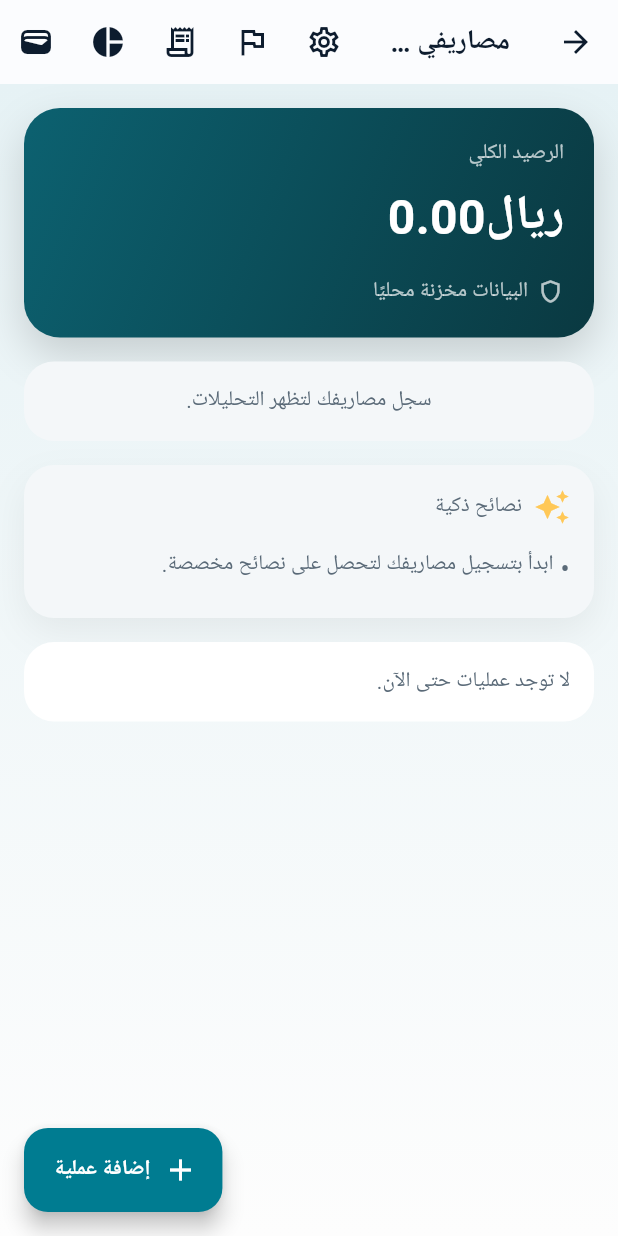
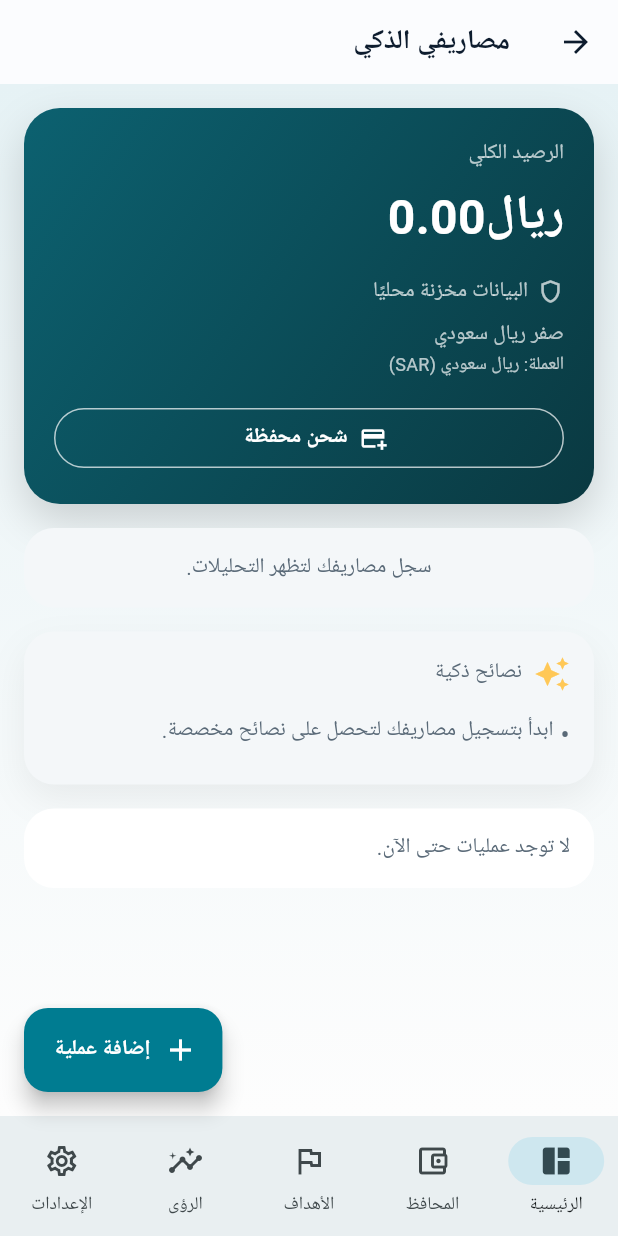
Before and after one commit to ibrahimbinsalem/My_expenses, a Flutter app: the DashboardView screen opened by its route, on a phone screen of 412 x 824 dp. Run offline on Flutter 3.47's test engine with Material 3 defaults, Android fonts, the phone set to English and light mode, and no system bars; our stand-ins replace fl_chart, get, get_storage, google_fonts, smooth_page_indicator, sqflite; accounts and stored records are empty; Roboto replaces fonts that are missing (Cairo).

Commit message:
fix the probloms on dashboard

```diff
--- a/lib/core/utils/formatters.dart
+++ b/lib/core/utils/formatters.dart
@@ -17,4 +17,111 @@ class Formatters {
   }
 
   static String shortDate(DateTime date) => _dateFormatter.format(date);
+
+  static String amountInArabicWords(num value, {String currency = 'ريال'}) {
+    final integerPart = value.floor();
+    final fractionPart = ((value - integerPart) * 100).round();
+    final buffer = StringBuffer();
+    buffer.write('${_arabicNumberToWords(integerPart)} $currency');
+    if (fractionPart > 0) {
+      buffer.write(' و${_arabicNumberToWords(fractionPart)} هللة');
+    }
+    return buffer.toString();
+  }
+
+  static String _arabicNumberToWords(int number) {
+    if (number == 0) return 'صفر';
+    final units = [
+      '',
+      'واحد',
+      'اثنان',
+      'ثلاثة',
+      'أربعة',
+      'خمسة',
+      'ستة',
+      'سبعة',
+      'ثمانية',
+      'تسعة',
+    ];
+    final tens = [
+      '',
+      'عشرة',
+      'عشرون',
+      'ثلاثون',
+      'أربعون',
+      'خمسون',
+      'ستون',
+      'سبعون',
+      'ثمانون',
+      'تسعون',
+    ];
+    final teens = {
+      11: 'أحد عشر',
+      12: 'اثنا عشر',
+      13: 'ثلاثة عشر',
+      14: 'أربعة عشر',
+      15: 'خمسة عشر',
+      16: 'ستة عشر',
+      17: 'سبعة عشر',
+      18: 'ثمانية عشر',
+      19: 'تسعة عشر',
+    };
+    final hundreds = [
+      '',
+      'مائة',
+      'مائتان',
+      'ثلاثمائة',
+      'أربعمائة',
+      'خمسمائة',
+      'ستمائة',
+      'سبعمائة',
+      'ثمانمائة',
+      'تسعمائة',
+    ];
+    final scales = ['', 'ألف', 'مليون', 'مليار'];
+
+    String convertTriplet(int num) {
+      final h = num ~/ 100;
+      final remainder = num % 100;
+      final t = remainder ~/ 10;
+      final u = remainder % 10;
+      final parts = <String>[];
+      if (h > 0) {
+        parts.add(hundreds[h]);
+      }
+      if (remainder > 10 && remainder < 20) {
+        parts.add(teens[remainder]!);
+      } else {
+        if (u > 0) {
+          parts.add(units[u]);
+        }
+        if (t > 0) {
+          parts.add(tens[t]);
+        }
+      }
+      return parts.join(' و');
+    }
+
+    final result = <String>[];
+    var temp = number;
+    var scaleIndex = 0;
+
+    while (temp > 0 && scaleIndex < scales.length) {
+      final triplet = temp % 1000;
+      if (triplet != 0) {
+        final tripletWords = convertTriplet(triplet);
+        final scale = scales[scaleIndex];
+        result.insert(
+          0,
+          scale.isNotEmpty
+              ? '$tripletWords ${scale.trim()}'.trim()
+              : tripletWords,
+        );
+      }
+      temp ~/= 1000;
+      scaleIndex++;
+    }
+
+    return result.join(' و');
+  }
 }
--- a/lib/modules/dashboard/controllers/dashboard_controller.dart
+++ b/lib/modules/dashboard/controllers/dashboard_controller.dart
@@ -1,8 +1,11 @@
+import 'package:flutter/material.dart';
 import 'package:get/get.dart';
 
+import '../../../core/constants/gulf_currencies.dart';
 import '../../../data/models/transaction_model.dart';
 import '../../../data/repositories/local_expense_repository.dart';
 import '../../../data/services/ai_insight_service.dart';
+import '../../../routes/app_routes.dart';
 
 class DashboardController extends GetxController {
   DashboardController(this._repository, this._insightService);
@@ -15,6 +18,42 @@ class DashboardController extends GetxController {
   final monthlySpending = <String, double>{}.obs;
   final insights = <String>[].obs;
   final recentTransactions = <TransactionModel>[].obs;
+  final navIndex = 0.obs;
+  final primaryCurrencyName = 'ريال سعودي'.obs;
+  final primaryCurrencyCode = 'SAR'.obs;
+
+  final navItems = const [
+    DashboardNavItem(
+      label: 'الرئيسية',
+      icon: Icons.space_dashboard_outlined,
+      selectedIcon: Icons.space_dashboard,
+      route: AppRoutes.dashboard,
+    ),
+    DashboardNavItem(
+      label: 'المحافظ',
+      icon: Icons.account_balance_wallet_outlined,
+      selectedIcon: Icons.account_balance_wallet,
+      route: AppRoutes.wallets,
+    ),
+    DashboardNavItem(
+      label: 'الأهداف',
+      icon: Icons.flag_outlined,
+      selectedIcon: Icons.flag,
+      route: AppRoutes.goals,
+    ),
+    DashboardNavItem(
+      label: 'الرؤى',
+      icon: Icons.insights_outlined,
+      selectedIcon: Icons.insights,
+      route: AppRoutes.insights,
+    ),
+    DashboardNavItem(
+      label: 'الإعدادات',
+      icon: Icons.settings_outlined,
+      selectedIcon: Icons.settings,
+      route: AppRoutes.settings,
+    ),
+  ];
 
   @override
   void onInit() {
@@ -26,6 +65,16 @@ class DashboardController extends GetxController {
     isLoading.value = true;
     try {
       totalBalance.value = await _repository.totalBalance();
+      final wallets = await _repository.fetchWallets();
+      if (wallets.isNotEmpty) {
+        primaryCurrencyCode.value = wallets.first.currency;
+        primaryCurrencyName.value = _resolveCurrencyName(
+          wallets.first.currency,
+        );
+      } else {
+        primaryCurrencyCode.value = 'SAR';
+        primaryCurrencyName.value = 'ريال سعودي';
+      }
       final now = DateTime.now();
       monthlySpending.assignAll(await _repository.spendingByCategory(now));
       final txns = await _repository.fetchTransactions(
@@ -38,4 +87,173 @@ class DashboardController extends GetxController {
       isLoading.value = false;
     }
   }
+
+  Future<void> onNavDestinationSelected(int index) async {
+    navIndex.value = index;
+    final destination = navItems[index];
+    if (destination.route == AppRoutes.dashboard) return;
+    await Get.toNamed(destination.route);
+    navIndex.value = 0;
+  }
+
+  String _resolveCurrencyName(String code) {
+    final normalized = code.toUpperCase();
+    for (final entry in gulfCurrencies) {
+      final entryCode = (entry['code'] as String).toUpperCase();
+      if (entryCode == normalized) {
+        return entry['name'] as String;
+      }
+    }
+    return 'عملة $code';
+  }
+
+  Future<void> openAddFundsSheet(BuildContext context) async {
+    final wallets = await _repository.fetchWallets();
+    if (wallets.isEmpty) {
+      Get.snackbar('تنبيه', 'أضف محفظة قبل شحن الرصيد');
+      return;
+    }
+
+    int? selectedWallet = wallets.first.id;
+    final amountController = TextEditingController();
+    final noteController = TextEditingController(text: 'شحن رصيد');
+
+    if (!context.mounted) return;
+    await showModalBottomSheet(
+      context: context,
+      isScrollControlled: true,
+      shape: const RoundedRectangleBorder(
+        borderRadius: BorderRadius.vertical(top: Radius.circular(24)),
+      ),
+      builder: (context) {
+        return Padding(
+          padding: EdgeInsets.only(
+            left: 20,
+            right: 20,
+            top: 24,
+            bottom: MediaQuery.of(context).viewInsets.bottom + 24,
+          ),
+          child: StatefulBuilder(
+            builder: (context, setState) {
+              return Column(
+                mainAxisSize: MainAxisSize.min,
+                crossAxisAlignment: CrossAxisAlignment.start,
+                children: [
+                  const Text(
+                    'شحن محفظة',
+                    style: TextStyle(fontSize: 18, fontWeight: FontWeight.bold),
+                  ),
+                  const SizedBox(height: 16),
+                  InputDecorator(
+                    decoration: const InputDecoration(
+                      labelText: 'المحفظة',
+                      border: OutlineInputBorder(),
+                    ),
+                    child: DropdownButtonHideUnderline(
+                      child: DropdownButton<int>(
+                        value: selectedWallet,
+                        isExpanded: true,
+                        items: wallets
+                            .map(
+                              (wallet) => DropdownMenuItem(
+                                value: wallet.id,
+                                child: Text(
+                                  '${wallet.name} (${wallet.currency})',
+                                ),
+                              ),
+                            )
+                            .toList(),
+                        onChanged: (value) =>
+                            setState(() => selectedWallet = value),
+                      ),
+                    ),
+                  ),
+                  const SizedBox(height: 12),
+                  TextField(
+                    controller: amountController,
+                    keyboardType: TextInputType.number,
+                    decoration: const InputDecoration(
+                      labelText: 'المبلغ',
+                      prefixIcon: Icon(Icons.attach_money),
+                    ),
+                  ),
+                  const SizedBox(height: 12),
+                  TextField(
+                    controller: noteController,
+                    decoration: const InputDecoration(
+                      labelText: 'ملاحظة',
+                      prefixIcon: Icon(Icons.note_alt_outlined),
+                    ),
+                  ),
+                  const SizedBox(height: 20),
+                  SizedBox(
+                    width: double.infinity,
+                    child: ElevatedButton.icon(
+                      onPressed: () async {
+                        final amount = double.tryParse(
+                          amountController.text.trim(),
+                        );
+                        if (selectedWallet == null ||
+                            amount == null ||
+                            amount <= 0) {
+                          Get.snackbar('تنبيه', 'أدخل بيانات صحيحة');
+                          return;
+                        }
+                        final navigator = Navigator.of(context);
+                        await addFunds(
+                          walletId: selectedWallet!,
+                          amount: amount,
+                          note: noteController.text.trim(),
+                        );
+                        navigator.pop();
+                      },
+                      icon: const Icon(Icons.check),
+                      label: const Text('تأكيد الشحن'),
+                    ),
+                  ),
+                ],
+              );
+            },
+          ),
+        );
+      },
+    );
+  }
+
+  Future<void> addFunds({
+    required int walletId,
+    required double amount,
+    String? note,
+  }) async {
+    final depositCategoryId = await _repository.ensureSystemCategory(
+      name: 'شحن رصيد',
+      icon: 'savings',
+      color: 0xFF4CAF50,
+    );
+    final transaction = TransactionModel(
+      walletId: walletId,
+      categoryId: depositCategoryId,
+      amount: amount,
+      type: TransactionType.income,
+      note: note?.isEmpty ?? true ? 'شحن رصيد' : note,
+      date: DateTime.now(),
+    );
+    await _repository.addTransaction(transaction);
+    await loadDashboard();
+    Get.snackbar('تم بنجاح', 'تم شحن المحفظة وتسجيل العملية');
+  }
 }
+
+class DashboardNavItem {
+  final String label;
+  final IconData icon;
+  final IconData selectedIcon;
+  final String route;
+
+  const DashboardNavItem({
+    required this.label,
+    required this.icon,
+    required this.selectedIcon,
+    required this.route,
+  });
+}
--- a/lib/modules/dashboard/views/dashboard_view.dart
+++ b/lib/modules/dashboard/views/dashboard_view.dart
@@ -17,31 +17,7 @@ class DashboardView extends GetView<DashboardController> {
     final isDark = theme.brightness == Brightness.dark;
 
     return Scaffold(
-      appBar: AppBar(
-        title: const Text('مصاريفي الذكي'),
-        actions: [
-          IconButton(
-            icon: const Icon(Icons.settings_outlined),
-            onPressed: () => Get.toNamed(AppRoutes.settings),
-          ),
-          IconButton(
-            icon: const Icon(Icons.flag_outlined),
-            onPressed: () => Get.toNamed(AppRoutes.goals),
-          ),
-          IconButton(
-            icon: const Icon(Icons.receipt_long_outlined),
-            onPressed: () => Get.toNamed(AppRoutes.receipts),
-          ),
-          IconButton(
-            icon: const Icon(Icons.pie_chart),
-            onPressed: () => Get.toNamed(AppRoutes.insights),
-          ),
-          IconButton(
-            icon: const Icon(Icons.wallet),
-            onPressed: () => Get.toNamed(AppRoutes.wallets),
-          ),
-        ],
-      ),
+      appBar: AppBar(title: const Text('مصاريفي الذكي')),
       body: Obx(
         () => RefreshIndicator(
           onRefresh: controller.loadDashboard,
@@ -69,7 +45,12 @@ class DashboardView extends GetView<DashboardController> {
                     ),
                     padding: const EdgeInsets.all(16),
                     children: [
-                      _BalanceCard(total: controller.totalBalance.value),
+                      _BalanceCard(
+                        total: controller.totalBalance.value,
+                        currencyName: controller.primaryCurrencyName.value,
+                        currencyCode: controller.primaryCurrencyCode.value,
+                        onAddFunds: () => controller.openAddFundsSheet(context),
+                      ),
                       const SizedBox(height: 16),
                       _SpendingChart(data: controller.monthlySpending),
                       const SizedBox(height: 16),
@@ -90,18 +71,46 @@ class DashboardView extends GetView<DashboardController> {
         icon: const Icon(Icons.add),
         label: const Text('إضافة عملية'),
       ),
+      bottomNavigationBar: Obx(
+        () => NavigationBar(
+          selectedIndex: controller.navIndex.value,
+          onDestinationSelected: controller.onNavDestinationSelected,
+          indicatorColor: Theme.of(context).colorScheme.secondaryContainer,
+          destinations: controller.navItems
+              .map(
+                (item) => NavigationDestination(
+                  icon: Icon(item.icon),
+                  selectedIcon: Icon(item.selectedIcon),
+                  label: item.label,
+                ),
+              )
+              .toList(),
+        ),
+      ),
     );
   }
 }
 
 class _BalanceCard extends StatelessWidget {
-  const _BalanceCard({required this.total});
+  const _BalanceCard({
+    required this.total,
+    required this.currencyName,
+    required this.currencyCode,
+    required this.onAddFunds,
+  });
 
   final double total;
+  final String currencyName;
+  final String currencyCode;
+  final VoidCallback onAddFunds;
 
   @override
   Widget build(BuildContext context) {
     final isDark = Theme.of(context).brightness == Brightness.dark;
+    final amountWords = Formatters.amountInArabicWords(
+      total,
+      currency: currencyName,
+    );
     return Container(
       padding: const EdgeInsets.all(20),
       decoration: BoxDecoration(
@@ -144,6 +153,28 @@ class _BalanceCard extends StatelessWidget {
                 style: TextStyle(color: Colors.white70),
               ),
             ],
+          ),
+          const SizedBox(height: 8),
+          Text(
+            amountWords,
+            style: const TextStyle(color: Colors.white70, fontSize: 14),
+          ),
+          Text(
+            'العملة: $currencyName ($currencyCode)',
+            style: const TextStyle(color: Colors.white70, fontSize: 12),
+          ),
+          const SizedBox(height: 16),
+          SizedBox(
+            width: double.infinity,
+            child: OutlinedButton.icon(
+              style: OutlinedButton.styleFrom(
+                foregroundColor: Colors.white,
+                side: const BorderSide(color: Colors.white70),
+              ),
+              onPressed: onAddFunds,
+              icon: const Icon(Icons.add_card),
+              label: const Text('شحن محفظة'),
+            ),
           ),
         ],
       ),
```
Also changed, not shown: lib/data/repositories/local_expense_repository.dart (+22 -0 lines).
